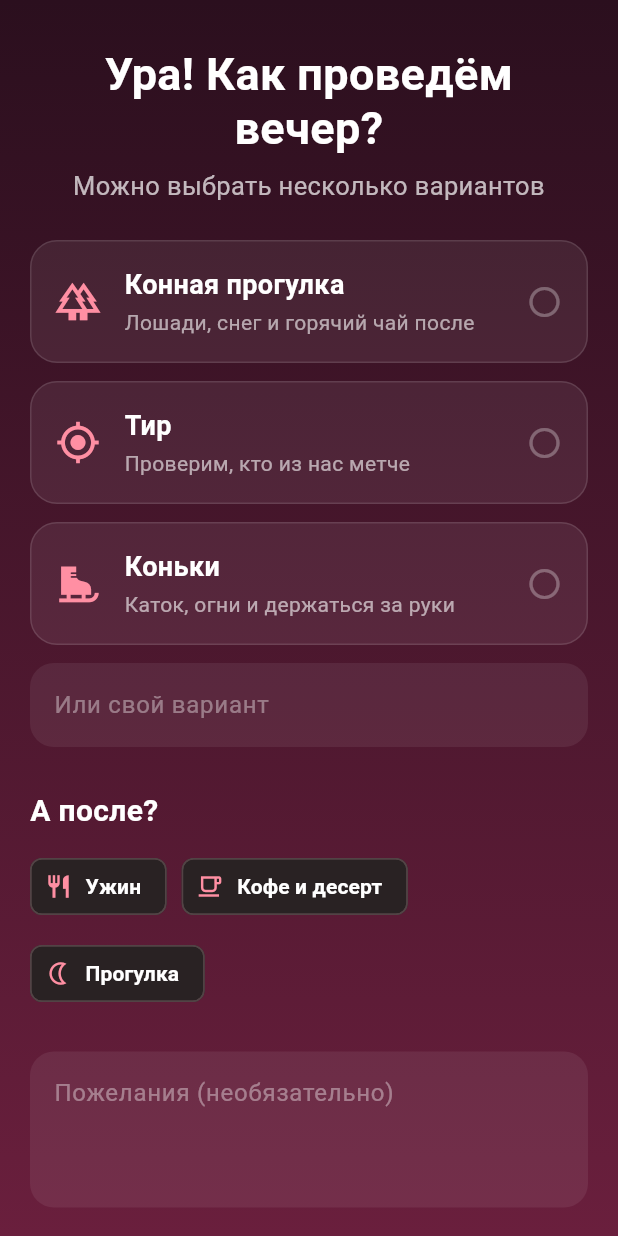
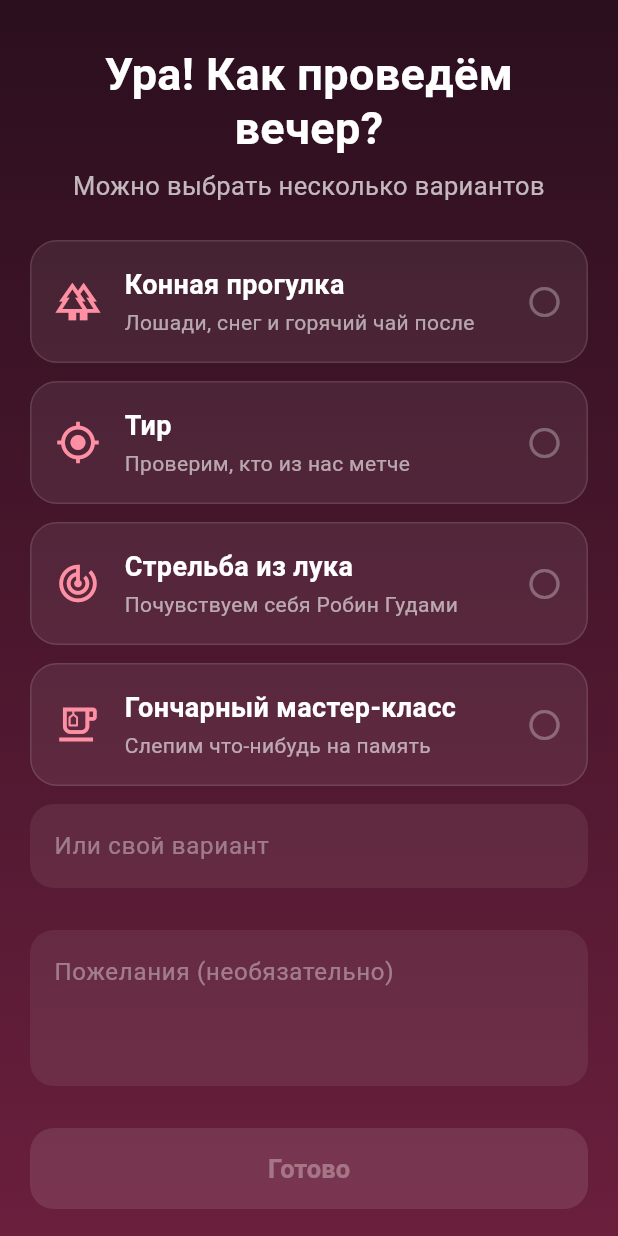
Before and after one commit to 1n8e/date-invite, a Flutter app: the screen it shows after launch, after a tap on "Да, с удовольствием", on a phone screen of 412 x 824 dp. Run offline on Flutter 3.47's test engine with Material 3 defaults, Android fonts, the phone set to English and light mode, and no system bars.

Commit message:
Update date options, add name, remove after-date choice, fix scroll reset
Co-Authored-By: Claude Fable 5.2 <noreply@anthropic.com>

```diff
--- a/lib/config.dart
+++ b/lib/config.dart
@@ -3,7 +3,7 @@ import 'package:flutter/material.dart';
 /// Всё, что нужно менять под себя, лежит в этом файле.
 
 /// Её имя. Если оставить пустым — обращение будет без имени.
-const String herName = '';
+const String herName = 'Аружан';
 
 /// Твой username в Telegram без @. Если пусто — она сама выберет чат,
 /// в который отправить ответ.
@@ -43,31 +43,15 @@ const List<DateOption> dateOptions = [
     icon: Icons.gps_fixed,
   ),
   DateOption(
-    id: 'skating',
-    title: 'Коньки',
-    subtitle: 'Каток, огни и держаться за руки',
-    icon: Icons.ice_skating,
+    id: 'archery',
+    title: 'Стрельба из лука',
+    subtitle: 'Почувствуем себя Робин Гудами',
+    icon: Icons.track_changes,
+  ),
+  DateOption(
+    id: 'pottery',
+    title: 'Гончарный мастер-класс',
+    subtitle: 'Слепим что-нибудь на память',
+    icon: Icons.emoji_food_beverage_outlined,
   ),
 ];
-
-/// Варианты продолжения вечера.
-const List<DateOption> afterOptions = [
-  DateOption(
-    id: 'dinner',
-    title: 'Ужин',
-    subtitle: 'Уютный ресторан',
-    icon: Icons.restaurant,
-  ),
-  DateOption(
-    id: 'coffee',
-    title: 'Кофе и десерт',
-    subtitle: 'Тёплая кофейня',
-    icon: Icons.local_cafe_outlined,
-  ),
-  DateOption(
-    id: 'walk',
-    title: 'Прогулка',
-    subtitle: 'Вечерний город',
-    icon: Icons.nightlight_outlined,
-  ),
-];
--- a/lib/main.dart
+++ b/lib/main.dart
@@ -75,14 +75,20 @@ class InvitePage extends StatefulWidget {
 class _InvitePageState extends State<InvitePage> {
   int _step = 0;
   final Set<String> _selected = {};
-  String? _after;
   final _ownIdea = TextEditingController();
   final _comment = TextEditingController();
+  final _scroll = ScrollController();
+
+  void _goTo(int step) {
+    setState(() => _step = step);
+    if (_scroll.hasClients) _scroll.jumpTo(0);
+  }
 
   @override
   void dispose() {
     _ownIdea.dispose();
     _comment.dispose();
+    _scroll.dispose();
     super.dispose();
   }
 
@@ -94,13 +100,11 @@ class _InvitePageState extends State<InvitePage> {
         if (_selected.contains(o.id)) o.title,
       if (_ownIdea.text.trim().isNotEmpty) _ownIdea.text.trim(),
     ];
-    final after = afterOptions.where((o) => o.id == _after).firstOrNull;
     final comment = _comment.text.trim();
     return [
       'Я согласна!',
       '${formatDate(dateTime)}, ${formatTime(dateTime)}',
       'Хочу: ${wishes.join(', ')}',
-      if (after != null) 'После: ${after.title}',
       if (comment.isNotEmpty) 'Ещё: $comment',
     ].join('\n');
   }
@@ -138,6 +142,7 @@ class _InvitePageState extends State<InvitePage> {
         child: SafeArea(
           child: Center(
             child: SingleChildScrollView(
+              controller: _scroll,
               padding: const EdgeInsets.symmetric(horizontal: 20, vertical: 32),
               child: ConstrainedBox(
                 constraints: const BoxConstraints(maxWidth: 460),
@@ -199,7 +204,7 @@ class _InvitePageState extends State<InvitePage> {
         const SizedBox(height: 16),
         _PrimaryButton(
           label: 'Да, с удовольствием',
-          onPressed: () => setState(() => _step = 1),
+          onPressed: () => _goTo(1),
         ),
         const _RunawayNoButton(),
       ],
@@ -238,33 +243,6 @@ class _InvitePageState extends State<InvitePage> {
           onChanged: (_) => setState(() {}),
         ),
         const SizedBox(height: 28),
-        const Text('А после?', style: _sectionStyle),
-        const SizedBox(height: 12),
-        Wrap(
-          spacing: 10,
-          runSpacing: 10,
-          children: [
-            for (final o in afterOptions)
-              ChoiceChip(
-                avatar: Icon(
-                  o.icon,
-                  size: 18,
-                  color: _after == o.id ? _bgTop : _accent,
-                ),
-                label: Text(o.title),
-                labelStyle: TextStyle(
-                  color: _after == o.id ? _bgTop : Colors.white,
-                  fontWeight: FontWeight.w600,
-                ),
-                selected: _after == o.id,
-                selectedColor: _accent,
-                backgroundColor: Colors.white.withValues(alpha: 0.07),
-                showCheckmark: false,
-                onSelected: (v) => setState(() => _after = v ? o.id : null),
-              ),
-          ],
-        ),
-        const SizedBox(height: 28),
         _Field(
           controller: _comment,
           hint: 'Пожелания (необязательно)',
@@ -273,7 +251,7 @@ class _InvitePageState extends State<InvitePage> {
         const SizedBox(height: 28),
         _PrimaryButton(
           label: 'Готово',
-          onPressed: _canFinish ? () => setState(() => _step = 2) : null,
+          onPressed: _canFinish ? () => _goTo(2) : null,
         ),
       ],
     );
@@ -303,7 +281,7 @@ class _InvitePageState extends State<InvitePage> {
         const SizedBox(height: 8),
         TextButton(onPressed: _copy, child: const Text('Скопировать ответ')),
         TextButton(
-          onPressed: () => setState(() => _step = 1),
+          onPressed: () => _goTo(1),
           child: const Text('Изменить выбор'),
         ),
       ],
@@ -316,12 +294,6 @@ const _titleStyle = TextStyle(
   fontWeight: FontWeight.w700,
   color: Colors.white,
   height: 1.2,
-);
-
-const _sectionStyle = TextStyle(
-  fontSize: 20,
-  fontWeight: FontWeight.w600,
-  color: Colors.white,
 );
 
 const _bodyStyle = TextStyle(fontSize: 17, color: Colors.white70, height: 1.4);
```
